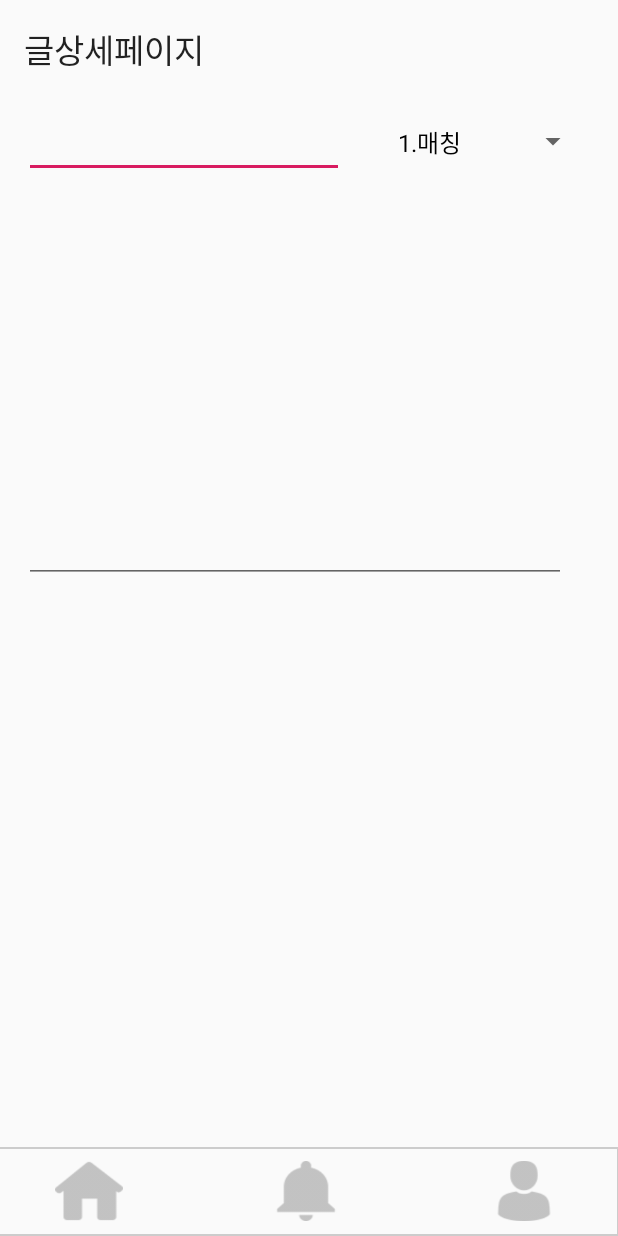
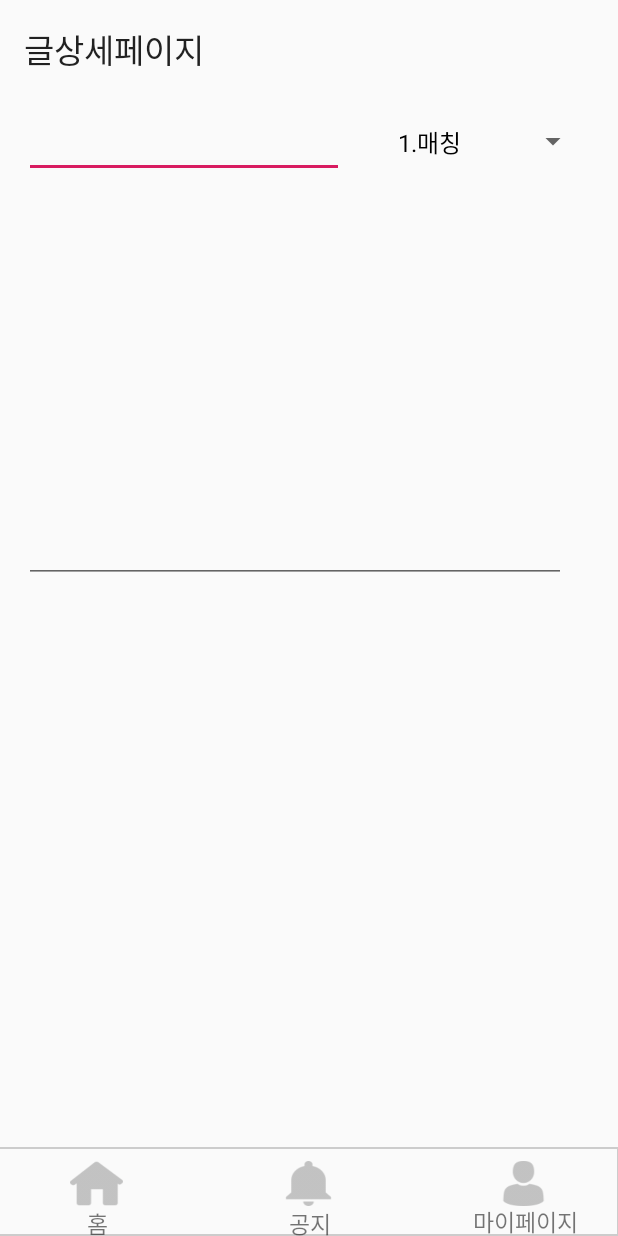
Before and after one commit to kimchansong/findmatch, an Android app: the BoardDetailActivity screen opened directly, with no data from a screen before it, on a phone screen of 412 x 824 dp. Run offline under Robolectric (Android 15) with nearby library versions, the phone set to English and light mode, and no system bars; our stand-ins replace Firebase (no records; nobody signed in at launch, a user with empty details on screens opened directly).

Commit message:
front 수정

```diff
--- a/front/app/src/main/res/layout/activity_footer.xml
+++ b/front/app/src/main/res/layout/activity_footer.xml
@@ -20,33 +20,67 @@
 
     <ImageButton
         android:id="@+id/notification"
-        android:layout_width="45dp"
-        android:layout_height="40dp"
-        android:layout_marginEnd="100dp"
-        android:layout_marginBottom="10dp"
+        android:layout_width="35dp"
+        android:layout_height="30dp"
+        android:layout_marginEnd="108dp"
+        android:layout_marginBottom="20dp"
         android:background="@drawable/footer_notification"
         app:layout_constraintBottom_toBottomOf="parent"
         app:layout_constraintEnd_toStartOf="@+id/person" />
 
     <ImageButton
         android:id="@+id/person"
-        android:layout_width="45dp"
-        android:layout_height="40dp"
-        android:layout_marginEnd="40dp"
-        android:layout_marginBottom="10dp"
+        android:layout_width="35dp"
+        android:layout_height="30dp"
+        android:layout_marginEnd="45dp"
+        android:layout_marginBottom="20dp"
         android:background="@drawable/footer_person"
         app:layout_constraintBottom_toBottomOf="parent"
         app:layout_constraintEnd_toEndOf="parent" />
 
     <ImageButton
         android:id="@+id/home"
-        android:layout_width="45dp"
-        android:layout_height="40dp"
+        android:layout_width="35dp"
+        android:layout_height="30dp"
         android:layout_marginEnd="330dp"
-        android:layout_marginBottom="10dp"
+        android:layout_marginBottom="20dp"
         android:background="@drawable/footer_home"
         app:layout_constraintBottom_toBottomOf="parent"
         app:layout_constraintEnd_toEndOf="parent" />
 
+    <TextView
+        android:id="@+id/textView6"
+        android:layout_width="20dp"
+        android:layout_height="20dp"
+        android:layout_marginStart="7dp"
+        android:text="홈"
+        android:textSize="15dp"
+        app:layout_constraintEnd_toEndOf="@+id/home"
+        app:layout_constraintStart_toStartOf="@+id/home"
+        app:layout_constraintTop_toBottomOf="@+id/home" />
+
+    <TextView
+        android:id="@+id/textView8"
+        android:layout_width="32dp"
+        android:layout_height="20dp"
+        android:layout_marginStart="5dp"
+        android:text="공지"
+        android:textSize="15dp"
+        app:layout_constraintBottom_toBottomOf="parent"
+        app:layout_constraintEnd_toEndOf="@+id/notification"
+        app:layout_constraintStart_toStartOf="@+id/notification" />
+
+    <TextView
+        android:id="@+id/textView9"
+        android:layout_width="73dp"
+        android:layout_height="20dp"
+        android:layout_marginStart="5dp"
+        android:layout_marginBottom="1dp"
+        android:text="마이페이지"
+        android:textSize="15dp"
+        app:layout_constraintBottom_toBottomOf="parent"
+        app:layout_constraintEnd_toEndOf="@+id/person"
+        app:layout_constraintStart_toStartOf="@+id/person" />
+
 
 </androidx.constraintlayout.widget.ConstraintLayout>
```
Also changed, not shown: front/app/src/main/res/layout/activity_footer_after_home.xml (+43 -11 lines), front/app/src/main/res/layout/activity_footer_after_mypage.xml (+43 -11 lines).
